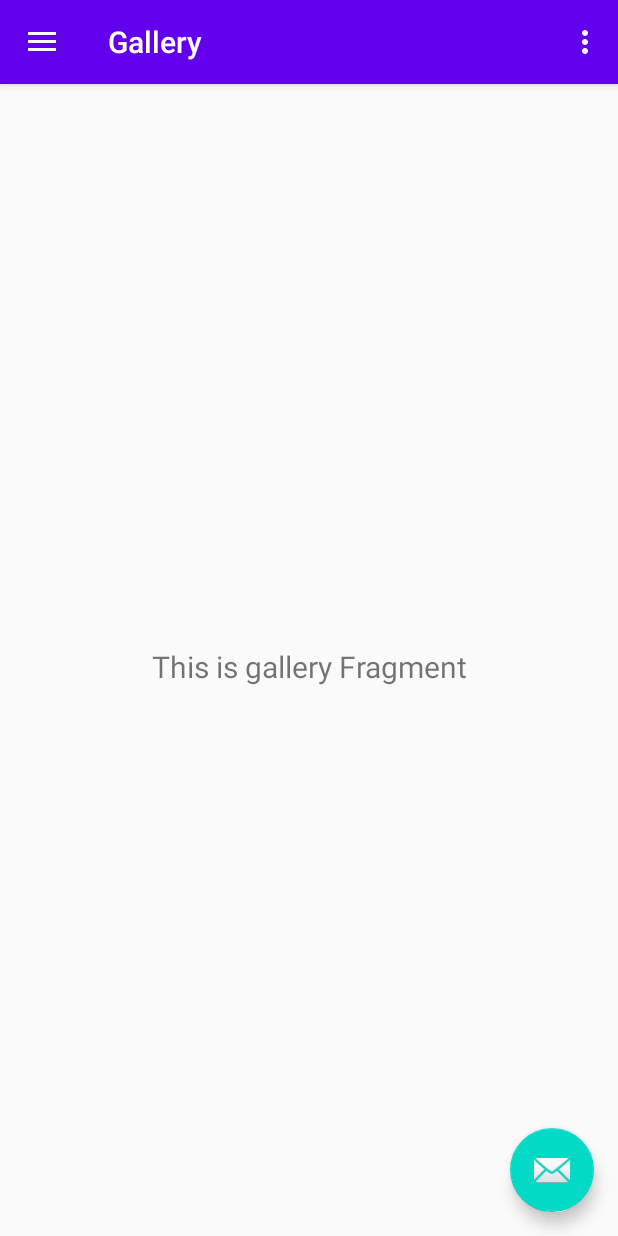
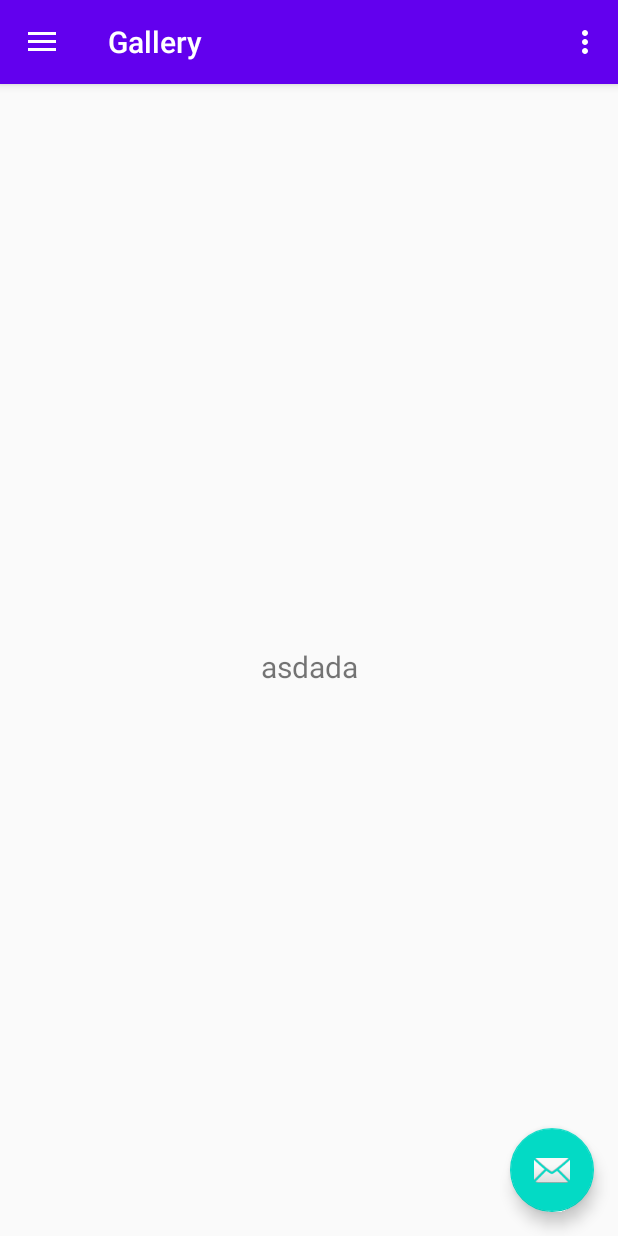
Before and after one commit to krynju/BetterHomeFinances, an Android app: the screen it shows after launch once a user with an empty profile is signed in (MainActivity), in the side drawer, after a tap on "Gallery", on a phone screen of 412 x 824 dp. Run offline under Robolectric (Android 15) with nearby library versions, the phone set to English and light mode, and no system bars; our stand-ins replace Firebase (no records; nobody signed in at launch, a user with empty details on screens opened directly), navigation-ui; libraries missing offline, so code that uses them is left out: com.firebase.ui.

Commit message:
fix fragments

```diff
--- /dev/null
+++ b/app/src/main/java/com/example/betterhomefinances/GalleryFragment.kt
@@ -0,0 +1,29 @@
+package com.example.betterhomefinances
+
+import android.os.Bundle
+import android.view.LayoutInflater
+import android.view.View
+import android.view.ViewGroup
+import androidx.fragment.app.Fragment
+
+class GalleryFragment : Fragment() {
+
+
+    override fun onCreateView(
+        inflater: LayoutInflater,
+        container: ViewGroup?,
+        savedInstanceState: Bundle?
+    ): View? {
+        return inflater.inflate(R.layout.fragment_gallery, container, false)
+
+    }
+
+    override fun onViewCreated(view: View, savedInstanceState: Bundle?) {
+//        super.onViewCreated(view, savedInstanceState)
+//
+//        view.findViewById<Button>(R.id.button_first).setOnClickListener {
+//            findNavController().navigate(R.id.action_First2Fragment_to_Second2Fragment)
+//        }
+
+    }
+}
--- /dev/null
+++ b/app/src/main/java/com/example/betterhomefinances/HomeFragment.kt
@@ -0,0 +1,19 @@
+package com.example.betterhomefinances
+
+import android.os.Bundle
+import android.view.LayoutInflater
+import android.view.View
+import android.view.ViewGroup
+import androidx.fragment.app.Fragment
+
+class HomeFragment : Fragment() {
+
+    override fun onCreateView(
+        inflater: LayoutInflater,
+        container: ViewGroup?,
+        savedInstanceState: Bundle?
+    ): View? {
+        return inflater.inflate(R.layout.fragment_home, container, false)
+
+    }
+}
--- a/app/src/main/java/com/example/betterhomefinances/ui/gallery/GalleryFragment.kt
+++ /dev/null
@@ -1,31 +0,0 @@
-package com.example.betterhomefinances.ui.gallery
-
-import android.os.Bundle
-import android.view.LayoutInflater
-import android.view.View
-import android.view.ViewGroup
-import android.widget.TextView
-import androidx.fragment.app.Fragment
-import androidx.lifecycle.Observer
-import androidx.lifecycle.ViewModelProviders
-import com.example.betterhomefinances.R
-
-class GalleryFragment : Fragment() {
-
-    private lateinit var galleryViewModel: GalleryViewModel
-
-    override fun onCreateView(
-        inflater: LayoutInflater,
-        container: ViewGroup?,
-        savedInstanceState: Bundle?
-    ): View? {
-        galleryViewModel =
-            ViewModelProviders.of(this).get(GalleryViewModel::class.java)
-        val root = inflater.inflate(R.layout.fragment_gallery, container, false)
-        val textView: TextView = root.findViewById(R.id.text_gallery)
-        galleryViewModel.text.observe(viewLifecycleOwner, Observer {
-            textView.text = it
-        })
-        return root
-    }
-}
--- a/app/src/main/java/com/example/betterhomefinances/ui/gallery/GalleryViewModel.kt
+++ /dev/null
@@ -1,13 +0,0 @@
-package com.example.betterhomefinances.ui.gallery
-
-import androidx.lifecycle.LiveData
-import androidx.lifecycle.MutableLiveData
-import androidx.lifecycle.ViewModel
-
-class GalleryViewModel : ViewModel() {
-
-    private val _text = MutableLiveData<String>().apply {
-        value = "This is gallery Fragment"
-    }
-    val text: LiveData<String> = _text
-}
--- a/app/src/main/java/com/example/betterhomefinances/ui/home/HomeFragment.kt
+++ /dev/null
@@ -1,31 +0,0 @@
-package com.example.betterhomefinances.ui.home
-
-import android.os.Bundle
-import android.view.LayoutInflater
-import android.view.View
-import android.view.ViewGroup
-import android.widget.TextView
-import androidx.fragment.app.Fragment
-import androidx.lifecycle.Observer
-import androidx.lifecycle.ViewModelProviders
-import com.example.betterhomefinances.R
-
-class HomeFragment : Fragment() {
-
-    private lateinit var homeViewModel: HomeViewModel
-
-    override fun onCreateView(
-        inflater: LayoutInflater,
-        container: ViewGroup?,
-        savedInstanceState: Bundle?
-    ): View? {
-        homeViewModel =
-            ViewModelProviders.of(this).get(HomeViewModel::class.java)
-        val root = inflater.inflate(R.layout.fragment_home, container, false)
-        val textView: TextView = root.findViewById(R.id.text_home)
-        homeViewModel.text.observe(viewLifecycleOwner, Observer {
-            textView.text = it
-        })
-        return root
-    }
-}
--- a/app/src/main/java/com/example/betterhomefinances/ui/home/HomeViewModel.kt
+++ /dev/null
@@ -1,13 +0,0 @@
-package com.example.betterhomefinances.ui.home
-
-import androidx.lifecycle.LiveData
-import androidx.lifecycle.MutableLiveData
-import androidx.lifecycle.ViewModel
-
-class HomeViewModel : ViewModel() {
-
-    private val _text = MutableLiveData<String>().apply {
-        value = "This is home Fragment"
-    }
-    val text: LiveData<String> = _text
-}
--- a/app/src/main/res/layout/fragment_gallery.xml
+++ b/app/src/main/res/layout/fragment_gallery.xml
@@ -4,7 +4,7 @@
     xmlns:tools="http://schemas.android.com/tools"
     android:layout_width="match_parent"
     android:layout_height="match_parent"
-    tools:context=".ui.gallery.GalleryFragment">
+    tools:context=".GalleryFragment">
 
     <TextView
         android:id="@+id/text_gallery"
@@ -13,6 +13,7 @@
         android:layout_marginStart="8dp"
         android:layout_marginTop="8dp"
         android:layout_marginEnd="8dp"
+        android:text="asdada"
         android:textAlignment="center"
         android:textSize="20sp"
         app:layout_constraintBottom_toBottomOf="parent"
--- a/app/src/main/res/layout/fragment_home.xml
+++ b/app/src/main/res/layout/fragment_home.xml
@@ -4,7 +4,7 @@
     xmlns:tools="http://schemas.android.com/tools"
     android:layout_width="match_parent"
     android:layout_height="match_parent"
-    tools:context=".ui.home.HomeFragment">
+    tools:context=".HomeFragment">
 
     <TextView
         android:id="@+id/text_home"
@@ -13,6 +13,7 @@
         android:layout_marginStart="8dp"
         android:layout_marginTop="8dp"
         android:layout_marginEnd="8dp"
+        android:text="home"
         android:textAlignment="center"
         android:textSize="20sp"
         app:layout_constraintBottom_toBottomOf="parent"
--- a/app/src/main/res/layout/fragment_slideshow.xml
+++ b/app/src/main/res/layout/fragment_slideshow.xml
@@ -4,7 +4,7 @@
     xmlns:tools="http://schemas.android.com/tools"
     android:layout_width="match_parent"
     android:layout_height="match_parent"
-    tools:context=".ui.slideshow.SlideshowFragment">
+    tools:context=".SlideshowFragment">
 
     <TextView
         android:id="@+id/text_slideshow"
@@ -13,6 +13,7 @@
         android:layout_marginStart="8dp"
         android:layout_marginTop="8dp"
         android:layout_marginEnd="8dp"
+        android:text="@string/menu_slideshow"
         android:textAlignment="center"
         android:textSize="20sp"
         app:layout_constraintBottom_toBottomOf="parent"
--- a/app/src/main/res/navigation/mobile_navigation.xml
+++ b/app/src/main/res/navigation/mobile_navigation.xml
@@ -7,7 +7,7 @@
 
     <fragment
         android:id="@+id/nav_home"
-        android:name="com.example.betterhomefinances.ui.home.HomeFragment"
+        android:name="com.example.betterhomefinances.HomeFragment"
         android:label="@string/menu_home"
         tools:layout="@layout/fragment_home">
 
@@ -31,13 +31,13 @@
 
     <fragment
         android:id="@+id/nav_gallery"
-        android:name="com.example.betterhomefinances.ui.gallery.GalleryFragment"
+        android:name="com.example.betterhomefinances.GalleryFragment"
         android:label="@string/menu_gallery"
         tools:layout="@layout/fragment_gallery" />
 
     <fragment
         android:id="@+id/nav_slideshow"
-        android:name="com.example.betterhomefinances.ui.slideshow.SlideshowFragment"
+        android:name="com.example.betterhomefinances.SlideshowFragment"
         android:label="@string/menu_slideshow"
         tools:layout="@layout/fragment_slideshow" />
 </navigation>
```
Also changed, not shown: app/src/main/java/com/example/betterhomefinances/SlideshowFragment.kt (added, +21 -0 lines), app/src/main/java/com/example/betterhomefinances/ui/slideshow/SlideshowFragment.kt (deleted, +0 -31 lines), app/src/main/java/com/example/betterhomefinances/ui/slideshow/SlideshowViewModel.kt (deleted, +0 -13 lines).
